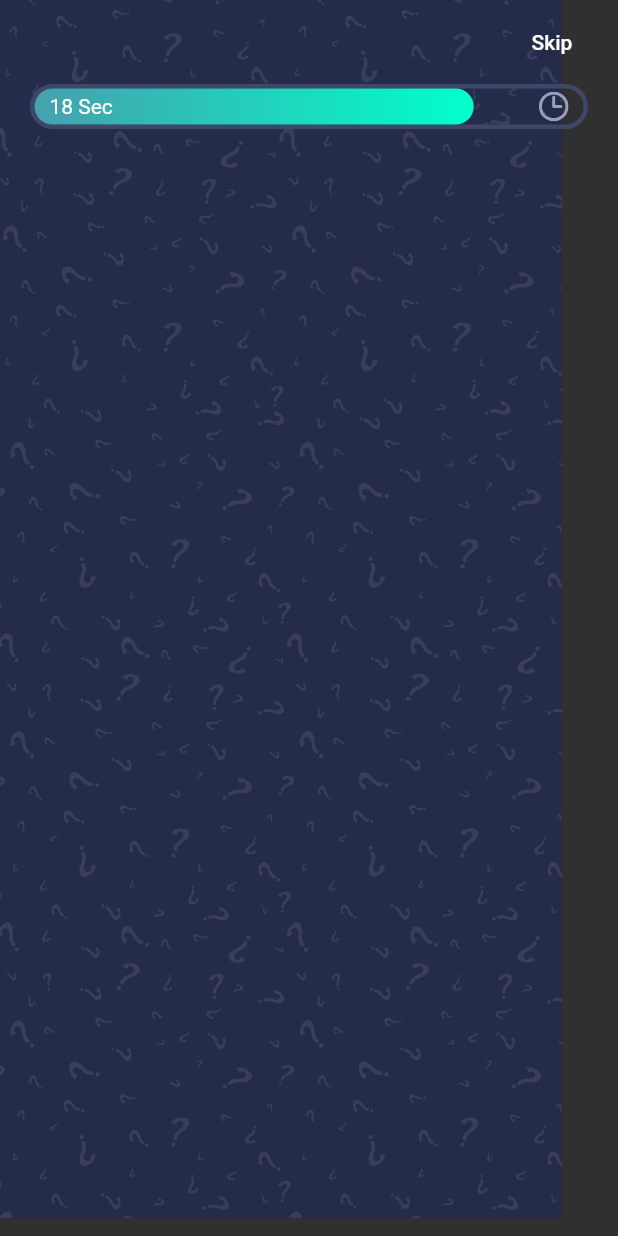
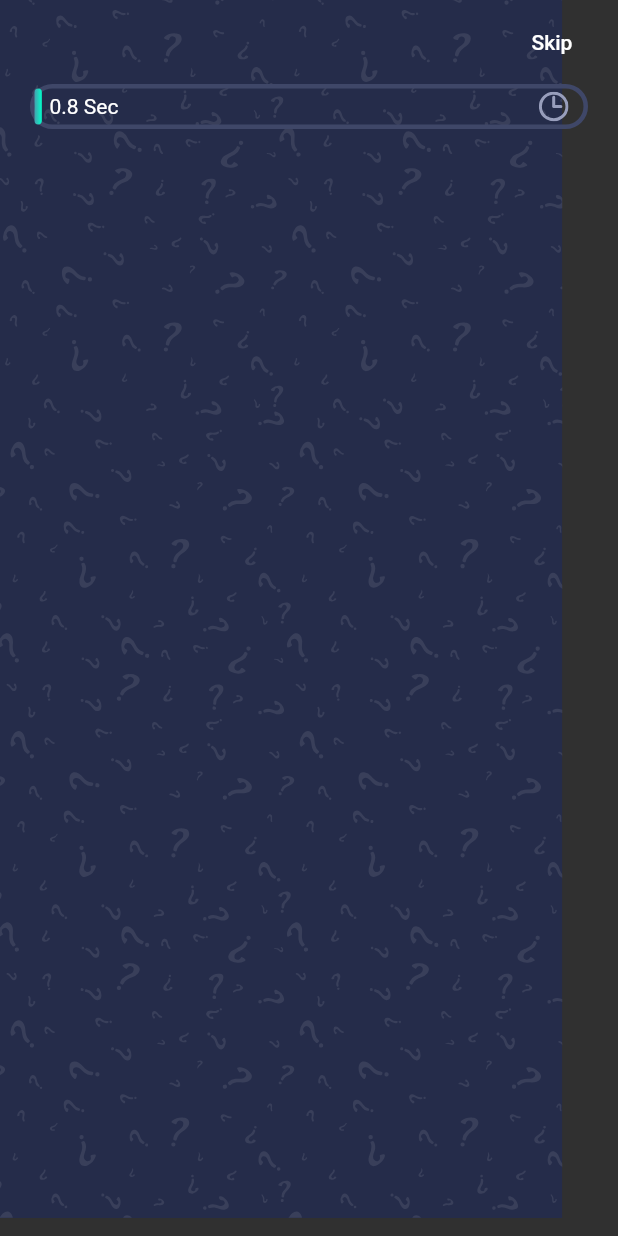
Before and after one commit to fitse-yotor/quiz-app-in-flutter, a Flutter app: the first screen one second after launch, on a phone screen of 412 x 824 dp. Run offline on Flutter 3.47's test engine with Material 2 defaults, Android fonts, the phone set to English and light mode, and no system bars; our stand-ins replace flutter_svg, get, websafe_svg; missing offline and left inert: dart:ffi.

Commit message:
time counter

```diff
--- a/lib/screens/quiz/quiz_screen.dart
+++ b/lib/screens/quiz/quiz_screen.dart
@@ -64,13 +64,14 @@ class _progress extends StatelessWidget {
       child: GetBuilder<QuestionController>(
           init: QuestionController(),
           builder: (controller) {
-            print(controller.animation.value);
+            // print(controller.animation.value);
 
             return Stack(
               children: [
                 LayoutBuilder(
                     builder: (context, Constraints) => Container(
-                          width: Constraints.maxWidth * 0.8,
+                          width:
+                              Constraints.maxWidth * controller.animation.value,
                           decoration: BoxDecoration(
                               gradient: kPrimaryGradient,
                               borderRadius: BorderRadius.circular(50)),
@@ -82,7 +83,7 @@ class _progress extends StatelessWidget {
                   child: Row(
                     mainAxisAlignment: MainAxisAlignment.spaceBetween,
                     children: [
-                      Text('18 Sec'),
+                      Text("${(controller.animation.value * 60.round())} Sec"),
                       SvgPicture.asset(
                         "assets/icons/clock.svg",
                       ),
```
